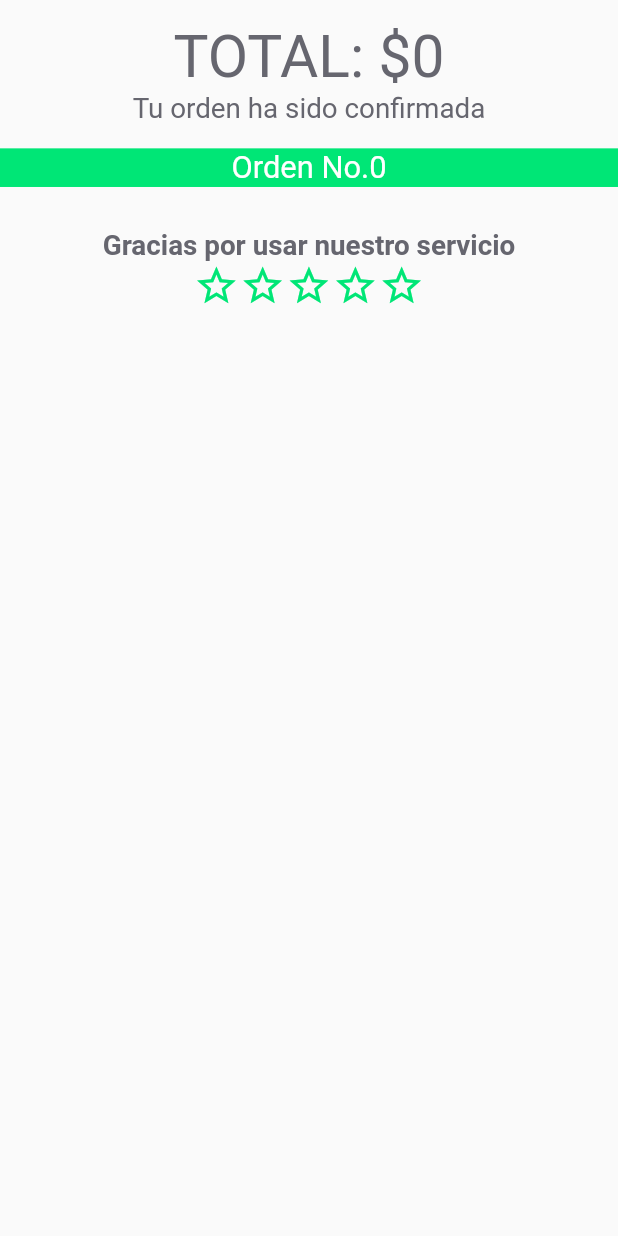
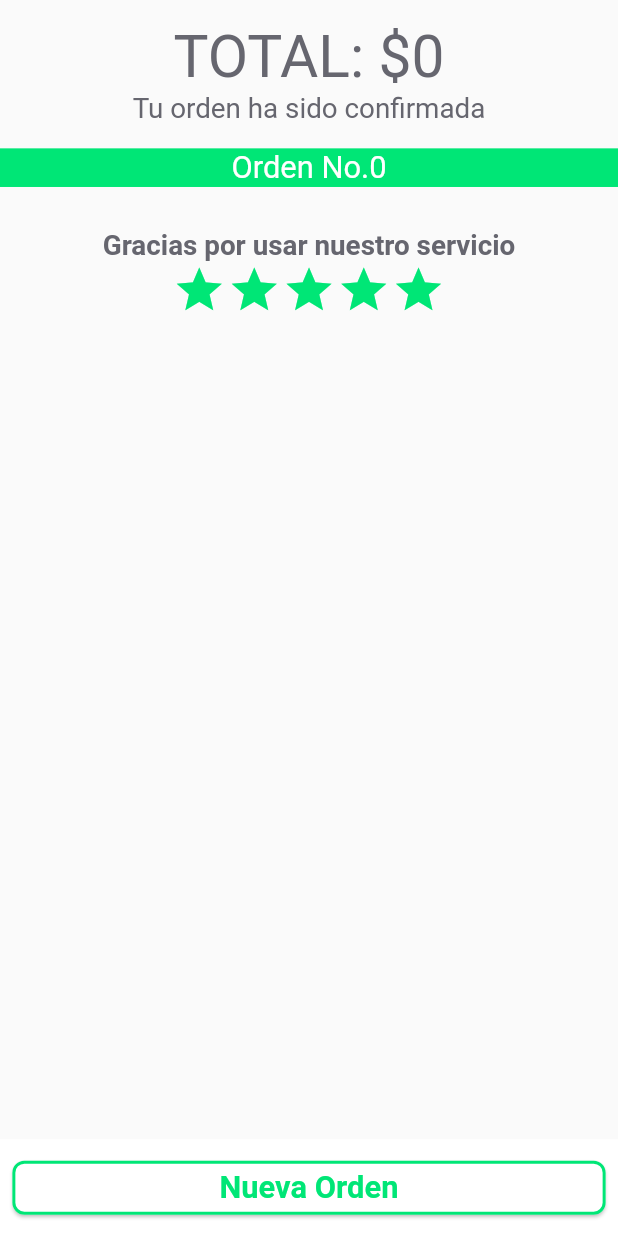
Before and after one commit to jcardenasc93/PideFacilApp, a Flutter app: the OrderResume screen opened directly with empty values, on a phone screen of 412 x 824 dp. Run offline on Flutter 3.47's test engine with Material 2 defaults, Android fonts, the phone set to English and light mode, and no system bars; drawn by our look-alikes of smooth_star_rating; our stand-ins replace flutter_screenutil; missing offline and left inert: barcode_scan.

Commit message:
Agrega boton al finalizar el pedido para volver a ordenar. Adicionalmente se agrega el mecanismo de valoracion para la app

```diff
--- a/lib/pages/order_resume.dart
+++ b/lib/pages/order_resume.dart
@@ -1,10 +1,12 @@
 import 'package:flutter/material.dart';
 import "package:intl/intl.dart";
+import 'package:smooth_star_rating/smooth_star_rating.dart';
 
 import '../models/platos_model.dart';
+import '../pages/home.dart';
 import 'package:flutter_screenutil/flutter_screenutil.dart';
 
-class OrderResume extends StatelessWidget {
+class OrderResume extends StatefulWidget {
   /// The list of dishes in final order.
   final List<Plato> orden;
 
@@ -20,15 +22,35 @@ class OrderResume extends StatelessWidget {
   /// The Order ID.
   final int orderID;
 
-  /// The price wiht currency format.
-  final formatPrice = new NumberFormat.simpleCurrency(decimalDigits: 0);
-
   OrderResume(
       {this.idRestaurante,
       this.idMesa,
       this.orden,
       this.valorTotal,
       this.orderID});
+
+  @override
+  State<StatefulWidget> createState() {
+    return OrderResumeState(orden: orden);
+  }
+}
+
+class OrderResumeState extends State<OrderResume> {
+  List<Plato> orden;
+  OrderResumeState({this.orden});
+
+  /// The price wiht currency format.
+  final formatPrice = new NumberFormat.simpleCurrency(decimalDigits: 0);
+
+  /// The rate value given by the user
+  double rate = 5.0;
+
+  void _returnHome(context) {
+    Navigator.pushAndRemoveUntil(
+        context,
+        MaterialPageRoute(builder: (context) => HomePage()),
+        (Route<dynamic> route) => false);
+  }
 
   @override
   Widget build(BuildContext context) {
@@ -60,7 +82,7 @@ class OrderResume extends StatelessWidget {
                     mainAxisSize: MainAxisSize.min,
                     children: <Widget>[
                       Text(
-                    'TOTAL: ${formatPrice.format(valorTotal)}',
+                        'TOTAL: ${formatPrice.format(widget.valorTotal)}',
                         style: TextStyle(
                           color: Color(0xFF66666F),
                           fontSize: ScreenUtil.instance.setSp(38.0),
@@ -78,14 +100,15 @@ class OrderResume extends StatelessWidget {
               ),
               // Custom divider.
               Padding(
-            padding: EdgeInsets.only(bottom: ScreenUtil.instance.setWidth(3.0)),
+                padding:
+                    EdgeInsets.only(bottom: ScreenUtil.instance.setWidth(3.0)),
                 child: Container(
                     width: _mediaQueryData.size.width,
                     height: ScreenUtil.instance.setWidth(25.0),
                     color: Color(0xFF00E676),
                     child: Center(
                       child: Text(
-                    'Orden No.$orderID',
+                        'Orden No.${widget.orderID}',
                         textAlign: TextAlign.center,
                         style: TextStyle(
                           color: Colors.white,
@@ -121,7 +144,8 @@ class OrderResume extends StatelessWidget {
                     );
                   }),
               Padding(
-            padding: EdgeInsets.only(top: ScreenUtil.instance.setHeight(25.0)),
+                padding:
+                    EdgeInsets.only(top: ScreenUtil.instance.setHeight(25.0)),
                 // Acknowledgment text
                 child: Text(
                   'Gracias por usar nuestro servicio',
@@ -132,30 +156,50 @@ class OrderResume extends StatelessWidget {
                       fontWeight: FontWeight.bold),
                 ),
               ),
-          // Rate mechanism.
-          Row(
-            crossAxisAlignment: CrossAxisAlignment.center,
-            mainAxisSize: MainAxisSize.min,
-            mainAxisAlignment: MainAxisAlignment.center,
-            children: <Widget>[
-              Icon(Icons.star_border,
-                  size: ScreenUtil.instance.setSp(30.0),
-                  color: Color(0xFF00E676)),
-              Icon(Icons.star_border,
-                  size: ScreenUtil.instance.setSp(30.0),
-                  color: Color(0xFF00E676)),
-              Icon(Icons.star_border,
-                  size: ScreenUtil.instance.setSp(30.0),
-                  color: Color(0xFF00E676)),
-              Icon(Icons.star_border,
-                  size: ScreenUtil.instance.setSp(30.0),
-                  color: Color(0xFF00E676)),
-              Icon(Icons.star_border,
-                  size: ScreenUtil.instance.setSp(30.0),
-                  color: Color(0xFF00E676))
+              Container(
+                alignment: Alignment.bottomCenter,
+                child: // Rate mechanism.
+                    SmoothStarRating(
+                  allowHalfRating: false,
+                  onRatingChanged: (r) {
+                    rate = r;
+                    setState(() {});
+                  },
+                  starCount: 5,
+                  rating: rate,
+                  size: ScreenUtil.instance.setSp(35.0),
+                  color: Color(0xFF00E676),
+                  borderColor: Color(0xFF00E676),
+                  spacing: 0.5,
+                ),
+              ),
             ],
-          )
-        ],
+          ),
+        ),
+        bottomNavigationBar: new Container(
+          color: Colors.white,
+          child: Padding(
+            padding: EdgeInsets.all(ScreenUtil.instance.setWidth(8.0)),
+            child: RaisedButton(
+              onPressed: () {
+                _returnHome(context);
+              },
+              child: Text(
+                'Nueva Orden',
+                style: TextStyle(
+                  color: Color(0xFF00E676),
+                  fontSize: ScreenUtil.instance.setSp(20.0),
+                  fontWeight: FontWeight.bold,
+                ),
+              ),
+              color: Colors.white,
+              highlightColor: Colors.white54,
+              elevation: 1.0,
+              shape: RoundedRectangleBorder(
+                borderRadius: BorderRadius.circular(8.0),
+                side: BorderSide(color: Color(0xFF00E676), width: 2.0),
+              ),
+            ),
           ),
         ));
   }
--- a/pubspec.yaml
+++ b/pubspec.yaml
@@ -27,6 +27,8 @@ dependencies:
   barcode_scan: ^0.0.3
   # ScreenUtil to scale on different screen sizes
   flutter_screenutil: ^0.5.3
+  # star rating dependency
+  smooth_star_rating: 1.0.3
 
   # The following adds the Cupertino Icons font to your application.
   # Use with the CupertinoIcons class for iOS style icons.
```
Lines whose indentation alone changed are shown as unchanged.
